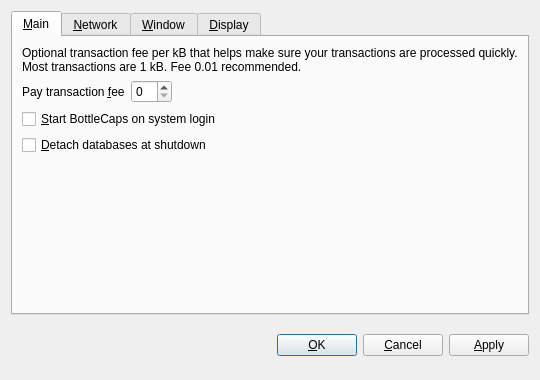
This is src/qt/forms/optionsdialog.ui in Crypto-Expert/HoboNickels as Qt 5 draws it before an edit. The edited form follows.
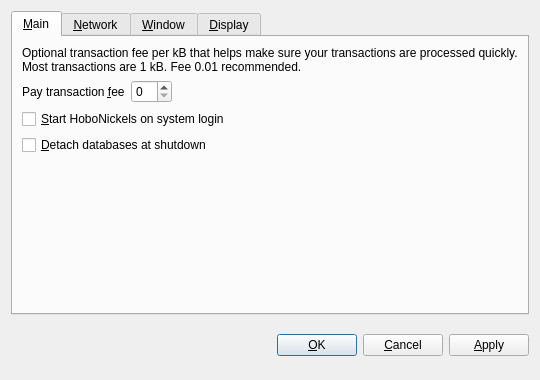
This is the edited form. Custom widgets are drawn as their Qt base class.

What changed in the file:
```diff
--- a/src/qt/forms/optionsdialog.ui
+++ b/src/qt/forms/optionsdialog.ui
@@ -82,7 +82,7 @@
           <string>Automatically start BottleCaps after logging in to the system.</string>
          </property>
          <property name="text">
-          <string>&amp;Start BottleCaps on system login</string>
+          <string>&amp;Start HoboNickels on system login</string>
          </property>
         </widget>
        </item>
```
Left out of the diff: 10 changed lines with no effect on the pictures.
